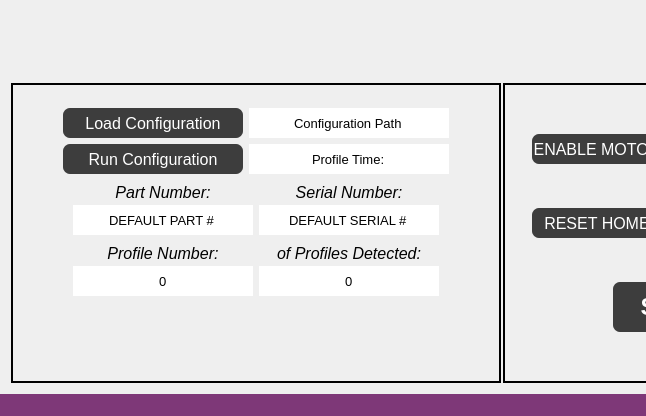
Above: src/ECM_gui/ECM_controller_gui.ui from dmherrington/ECM-Control-System before the change; both pictures show x 0 to 646 and y 591 to 1007 of the 1040 by 1007 pixel window. Below: the same form after it.
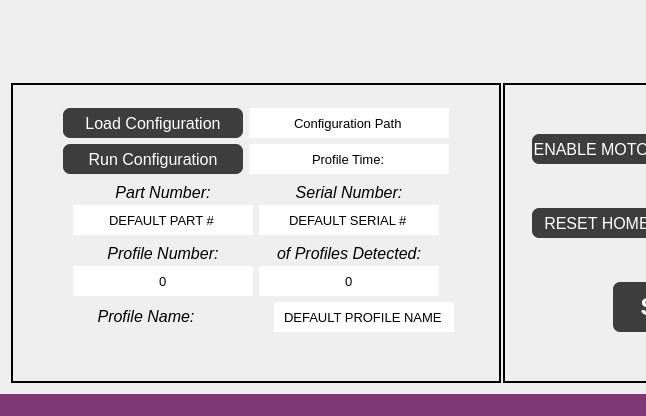
That is the form after the change. Custom widgets are drawn as their Qt base class.

Patch:
```diff
--- a/src/ECM_gui/ECM_controller_gui.ui
+++ b/src/ECM_gui/ECM_controller_gui.ui
@@ -745,6 +745,79 @@
         </layout>
        </item>
        <item row="2" column="0">
+        <layout class="QHBoxLayout" name="horizontalLayout_9">
+         <item>
+          <widget class="QLabel" name="label_ProfileName">
+           <property name="sizePolicy">
+            <sizepolicy hsizetype="Fixed" vsizetype="Fixed">
+             <horstretch>0</horstretch>
+             <verstretch>0</verstretch>
+            </sizepolicy>
+           </property>
+           <property name="minimumSize">
+            <size>
+             <width>180</width>
+             <height>25</height>
+            </size>
+           </property>
+           <property name="maximumSize">
+            <size>
+             <width>180</width>
+             <height>25</height>
+            </size>
+           </property>
+           <property name="font">
+            <font>
+             <pointsize>12</pointsize>
+             <weight>50</weight>
+             <italic>true</italic>
+             <bold>false</bold>
+            </font>
+           </property>
+           <property name="text">
+            <string>Profile Name:</string>
+           </property>
+           <property name="alignment">
+            <set>Qt::AlignCenter</set>
+           </property>
+          </widget>
+         </item>
+         <item>
+          <widget class="QLineEdit" name="lineEdit_ProfileName">
+           <property name="sizePolicy">
+            <sizepolicy hsizetype="Fixed" vsizetype="Fixed">
+             <horstretch>0</horstretch>
+             <verstretch>0</verstretch>
+            </sizepolicy>
+           </property>
+           <property name="minimumSize">
+            <size>
+             <width>180</width>
+             <height>30</height>
+            </size>
+           </property>
+           <property name="maximumSize">
+            <size>
+             <width>180</width>
+             <height>30</height>
+            </size>
+           </property>
+           <property name="font">
+            <font>
+             <pointsize>10</pointsize>
+            </font>
+           </property>
+           <property name="text">
+            <string>DEFAULT PROFILE NAME</string>
+           </property>
+           <property name="alignment">
+            <set>Qt::AlignCenter</set>
+           </property>
+          </widget>
+         </item>
+        </layout>
+       </item>
+       <item row="3" column="0">
         <spacer name="verticalSpacer_2">
          <property name="orientation">
           <enum>Qt::Vertical</enum>
@@ -752,7 +825,7 @@
          <property name="sizeHint" stdset="0">
           <size>
            <width>20</width>
-           <height>67</height>
+           <height>20</height>
           </size>
          </property>
         </spacer>
```
